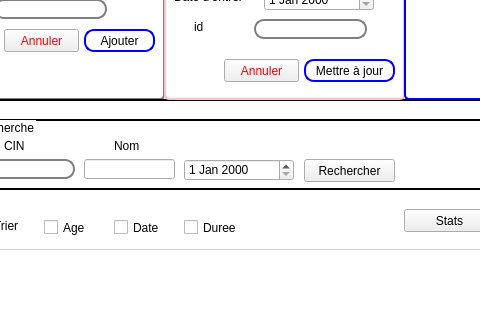
Qt form mainwindow.ui (khalil-ch/E-Health_2A1) before a commit; both pictures show x 87 to 567 and y 268 to 588 of the 1024 by 686 pixel window.
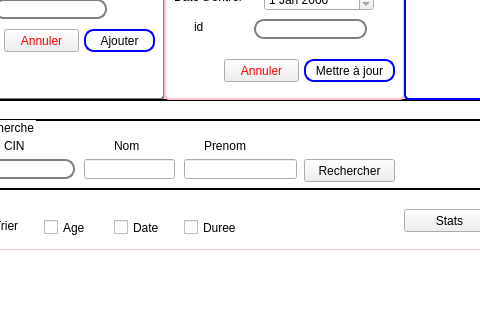
The same form after that commit. The open tabs and pages were chosen to show the change.

```diff
--- a/mainwindow.ui
+++ b/mainwindow.ui
@@ -450,16 +450,6 @@
        <property name="title">
         <string>Recherche</string>
        </property>
-       <widget class="QDateEdit" name="dateEdit_2">
-        <property name="geometry">
-         <rect>
-          <x>210</x>
-          <y>40</y>
-          <width>110</width>
-          <height>22</height>
-         </rect>
-        </property>
-       </widget>
        <widget class="QLineEdit" name="lineEdit_3">
         <property name="geometry">
          <rect>
@@ -535,6 +525,29 @@
          <string/>
         </property>
        </widget>
+       <widget class="QLabel" name="label_32">
+        <property name="geometry">
+         <rect>
+          <x>230</x>
+          <y>20</y>
+          <width>47</width>
+          <height>13</height>
+         </rect>
+        </property>
+        <property name="text">
+         <string>Prenom</string>
+        </property>
+       </widget>
+       <widget class="QLineEdit" name="lineEdit_4">
+        <property name="geometry">
+         <rect>
+          <x>210</x>
+          <y>40</y>
+          <width>113</width>
+          <height>20</height>
+         </rect>
+        </property>
+       </widget>
       </widget>
       <widget class="QCheckBox" name="checkBox_2">
        <property name="geometry">
```
Left out of the diff: 12 changed lines with no effect on the pictures.
